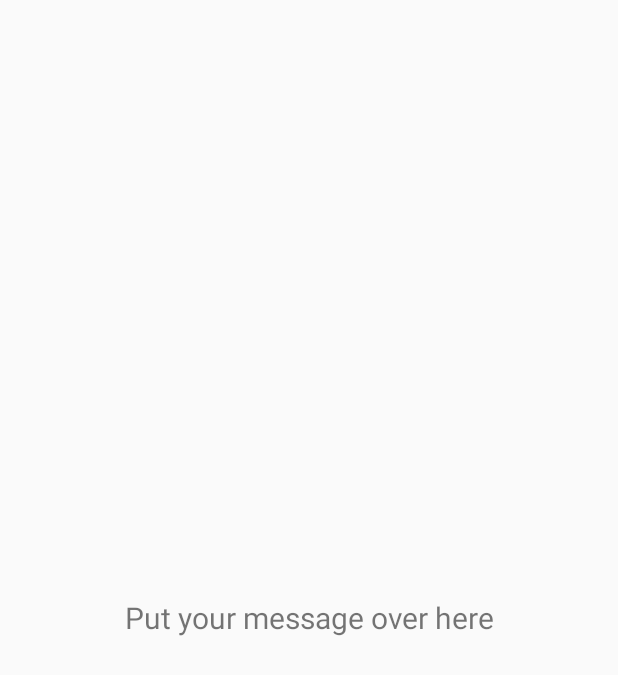
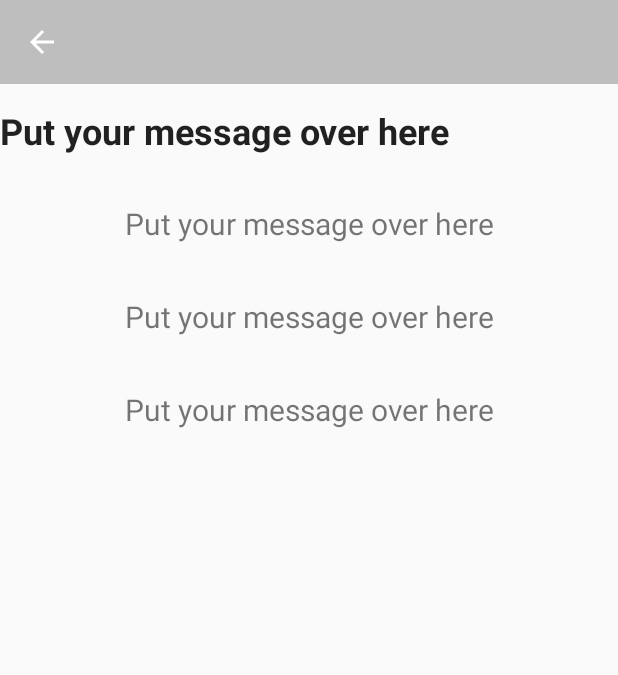
Before and after one commit to HappinessDevelopment/CampusApp, an Android app: the layout activity_details.xml on its own in the app's theme, with its tools: preview values and no code run, on a phone screen of 412 x 824 dp. Shown: the top 675 px of the screen. Run offline under Robolectric (Android 15) with nearby library versions, the phone set to English and light mode, and no system bars.

```diff
--- a/app/src/main/java/net/fenixfox/uwevents/CalendarActivity.java
+++ b/app/src/main/java/net/fenixfox/uwevents/Activities/CalendarActivity.java
@@ -1,4 +1,4 @@
-package net.fenixfox.uwevents;
+package net.fenixfox.uwevents.Activities;
 
 import android.os.Bundle;
 import android.support.v7.app.AppCompatActivity;
@@ -9,7 +9,7 @@ import com.github.tibolte.agendacalendarview.CalendarPickerController;
 import com.github.tibolte.agendacalendarview.models.CalendarEvent;
 import com.github.tibolte.agendacalendarview.models.DayItem;
 
-import net.fenixfox.uwevents.EventsUI.MainActivity;
+import net.fenixfox.uwevents.R;
 
 import java.util.ArrayList;
 import java.util.Calendar;
--- /dev/null
+++ b/app/src/main/java/net/fenixfox/uwevents/Activities/EventsActivity.java
@@ -0,0 +1,49 @@
+package net.fenixfox.uwevents.Activities;
+
+
+import android.os.Bundle;
+import android.support.v7.app.AppCompatActivity;
+import android.support.v7.widget.Toolbar;
+import android.view.MenuItem;
+import android.widget.TextView;
+
+import net.fenixfox.uwevents.R;
+
+/**
+ * Created by Youngmin Lee on 10/8/2016.
+ */
+
+public class EventsActivity extends AppCompatActivity {
+    @Override
+    public void onCreate(Bundle savedInstanceState) {
+        super.onCreate(savedInstanceState);
+        setContentView(R.layout.activity_details);
+
+        Toolbar toolbar = (Toolbar) findViewById(R.id.toolbar);
+        setSupportActionBar(toolbar);
+
+        if (getSupportActionBar() != null){
+            getSupportActionBar().setDisplayHomeAsUpEnabled(true);
+            getSupportActionBar().setDisplayShowHomeEnabled(true);
+        }
+
+        Bundle bundle = getIntent().getExtras();
+
+        //Event event = bundle.getParcelable("Event");
+
+        //Log.i("Event data", event.getCategory() + event.getDescription());
+
+        TextView tv = (TextView) findViewById(R.id.Title);
+        tv.setText((String) bundle.getSerializable("Event"));
+    }
+
+    @Override
+    public boolean onOptionsItemSelected(MenuItem item) {
+        // handle arrow click here
+        if (item.getItemId() == android.R.id.home) {
+            finish(); // close this activity and return to preview activity (if there is any)
+        }
+
+        return super.onOptionsItemSelected(item);
+    }
+}
--- a/app/src/main/java/net/fenixfox/uwevents/FilterActivity.java
+++ b/app/src/main/java/net/fenixfox/uwevents/Activities/FilterActivity.java
@@ -1,4 +1,4 @@
-package net.fenixfox.uwevents;
+package net.fenixfox.uwevents.Activities;
 
 import android.content.Context;
 import android.os.Bundle;
@@ -14,6 +14,8 @@ import android.widget.CheckBox;
 import android.widget.ImageButton;
 import android.widget.ListView;
 import android.widget.TextView;
+
+import net.fenixfox.uwevents.R;
 
 import java.util.ArrayList;
 
--- a/app/src/main/java/net/fenixfox/uwevents/LoginActivity.java
+++ b/app/src/main/java/net/fenixfox/uwevents/Activities/LoginActivity.java
@@ -1,4 +1,4 @@
-package net.fenixfox.uwevents;
+package net.fenixfox.uwevents.Activities;
 
 import android.animation.Animator;
 import android.animation.AnimatorListenerAdapter;
@@ -29,7 +29,7 @@ import android.widget.EditText;
 import android.widget.ImageView;
 import android.widget.TextView;
 
-import net.fenixfox.uwevents.EventsUI.MainActivity;
+import net.fenixfox.uwevents.R;
 
 import java.util.ArrayList;
 import java.util.List;
--- a/app/src/main/java/net/fenixfox/uwevents/EventsUI/MainActivity.java
+++ b/app/src/main/java/net/fenixfox/uwevents/Activities/MainActivity.java
@@ -1,4 +1,4 @@
-package net.fenixfox.uwevents.EventsUI;
+package net.fenixfox.uwevents.Activities;
 
 import android.content.Intent;
 import android.os.Bundle;
@@ -14,11 +14,9 @@ import android.view.View;
 import android.widget.ImageButton;
 import android.widget.Toast;
 
-import net.fenixfox.uwevents.CalendarActivity;
 import net.fenixfox.uwevents.Events.AsyncResponse;
 import net.fenixfox.uwevents.Events.EventList;
 import net.fenixfox.uwevents.Events.JsonUpdater;
-import net.fenixfox.uwevents.FilterActivity;
 import net.fenixfox.uwevents.FragmentActivities.HomeFragment;
 import net.fenixfox.uwevents.FragmentActivities.MeetUpsFragment;
 import net.fenixfox.uwevents.R;
--- a/app/src/main/java/net/fenixfox/uwevents/SplashActivity.java
+++ b/app/src/main/java/net/fenixfox/uwevents/Activities/SplashActivity.java
@@ -1,10 +1,10 @@
-package net.fenixfox.uwevents;
+package net.fenixfox.uwevents.Activities;
 
 import android.app.Activity;
 import android.content.Intent;
 import android.os.Bundle;
 
-import net.fenixfox.uwevents.EventsUI.MainActivity;
+import net.fenixfox.uwevents.R;
 
 /**
  * Created by Burhan on 6/13/2016.
--- a/app/src/main/java/net/fenixfox/uwevents/EventsUI/EventsAdapter.java
+++ b/app/src/main/java/net/fenixfox/uwevents/Adapters/EventsAdapter.java
@@ -1,10 +1,9 @@
-package net.fenixfox.uwevents.EventsUI;
+package net.fenixfox.uwevents.Adapters;
 
 import android.content.Context;
 import android.content.Intent;
 import android.graphics.Color;
 
-import android.os.Bundle;
 import android.support.v7.widget.RecyclerView;
 import android.util.Log;
 import android.view.LayoutInflater;
@@ -16,7 +15,8 @@ import android.widget.LinearLayout;
 import android.widget.TextView;
 
 import net.fenixfox.uwevents.Events.Event;
-import net.fenixfox.uwevents.EventsDescription;
+import net.fenixfox.uwevents.EventsUI.EventsDescription;
+import net.fenixfox.uwevents.EventsUI.ItemClickListener;
 import net.fenixfox.uwevents.R;
 
 import java.util.ArrayList;
--- a/app/src/main/java/net/fenixfox/uwevents/ViewPagerAdapter.java
+++ b/app/src/main/java/net/fenixfox/uwevents/Adapters/ViewPagerAdapter.java
@@ -1,4 +1,4 @@
-package net.fenixfox.uwevents;
+package net.fenixfox.uwevents.Adapters;
 
 import android.support.v4.app.Fragment;
 import android.support.v4.app.FragmentManager;
--- a/app/src/main/java/net/fenixfox/uwevents/EventsUI/ItemClickListener.java
+++ b/app/src/main/java/net/fenixfox/uwevents/Events/ItemClickListener.java
@@ -1,4 +1,4 @@
-package net.fenixfox.uwevents.EventsUI;
+package net.fenixfox.uwevents.Events;
 
 import android.view.View;
 
--- a/app/src/main/java/net/fenixfox/uwevents/EventsDescription.java
+++ /dev/null
@@ -1,26 +0,0 @@
-package net.fenixfox.uwevents;
-
-
-import android.os.Bundle;
-import android.support.v7.app.AppCompatActivity;
-import android.widget.TextView;
-
-/**
- * Created by Youngmin Lee on 10/8/2016.
- */
-
-public class EventsDescription extends AppCompatActivity {
-    @Override
-    public void onCreate(Bundle savedInstanceState) {
-        super.onCreate(savedInstanceState);
-        setContentView(R.layout.activity_details);
-        Bundle bundle = getIntent().getExtras();
-
-        //Event event = bundle.getParcelable("Event");
-
-        //Log.i("Event data", event.getCategory() + event.getDescription());
-
-        TextView tv = (TextView) findViewById(R.id.messageTextView);
-        tv.setText((String) bundle.getSerializable("Event"));
-    }
-}
--- a/app/src/main/res/layout/activity_details.xml
+++ b/app/src/main/res/layout/activity_details.xml
@@ -1,15 +1,59 @@
 <?xml version="1.0" encoding="utf-8"?>
-<FrameLayout xmlns:android="http://schemas.android.com/apk/res/android"
-    android:id= "@+id/activityDetails"
-    android:layout_width="match_parent" android:layout_height="match_parent">
+<LinearLayout xmlns:android="http://schemas.android.com/apk/res/android"
+    xmlns:app="http://schemas.android.com/apk/res-auto"
+    android:id="@+id/activityDetails"
+    android:layout_width="match_parent"
+    android:layout_height="match_parent"
+    android:orientation="vertical">
+
+    <android.support.v7.widget.Toolbar
+        android:id="@+id/toolbar"
+        android:layout_width="match_parent"
+        android:layout_height="wrap_content"
+        android:background="@color/colorPrimaryMid"
+        android:minHeight="?attr/actionBarSize"
+        android:fitsSystemWindows="true"
+        app:navigationIcon="?attr/homeAsUpIndicator"
+        app:theme="@style/ThemeOverlay.AppCompat.Dark.ActionBar"
+        app:popupTheme="@style/ThemeOverlay.AppCompat.Light" />
+
 
     <TextView
-        android:id="@+id/messageTextView"
+        android:id="@+id/Title"
         android:layout_width="match_parent"
-        android:layout_height="match_parent"
-        android:layout_gravity="center"
+        android:layout_height="62dp"
+        android:layout_gravity="top"
+        android:gravity="center"
+        android:text="Put your message over here"
+        android:textAppearance="@android:style/TextAppearance.Material.Headline"
+        android:textStyle="normal|bold"
+        android:textAlignment="viewStart" />
+
+    <TextView
+        android:id="@+id/Date"
+        android:layout_width="match_parent"
+        android:layout_height="62dp"
+        android:layout_gravity="top"
         android:gravity="center"
         android:textSize="20sp"
         android:text="Put your message over here" />
 
-</FrameLayout>
+    <TextView
+        android:id="@+id/Location"
+        android:layout_width="match_parent"
+        android:layout_height="62dp"
+        android:layout_gravity="top"
+        android:gravity="center"
+        android:textSize="20sp"
+        android:text="Put your message over here" />
+
+    <TextView
+        android:id="@+id/Description"
+        android:layout_width="match_parent"
+        android:layout_height="62dp"
+        android:layout_gravity="top"
+        android:gravity="center"
+        android:textSize="20sp"
+        android:text="Put your message over here" />
+
+</LinearLayout>
```
